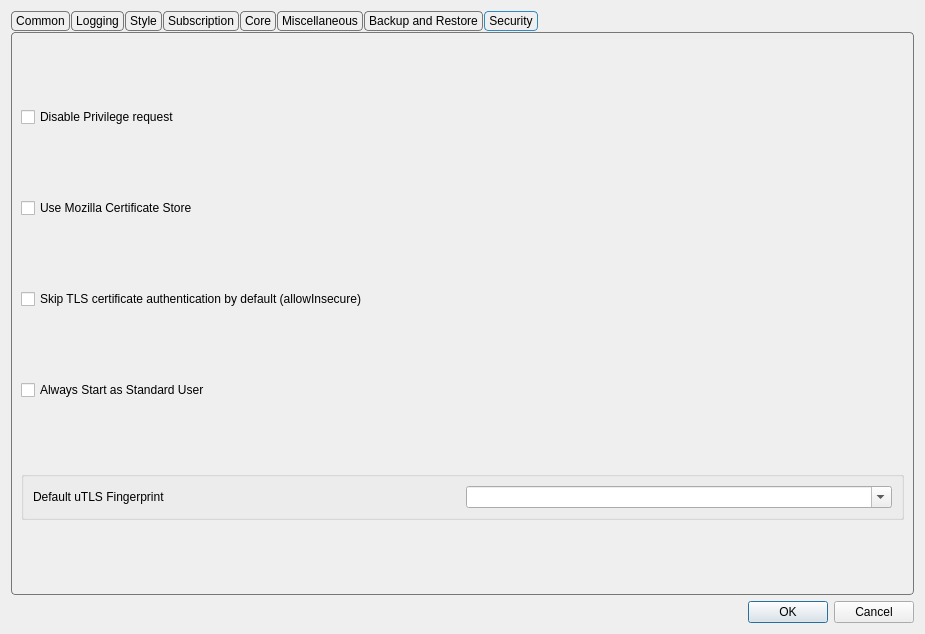
Qt form include/ui/setting/dialog_basic_settings.ui (oak83/throned) before a commit.
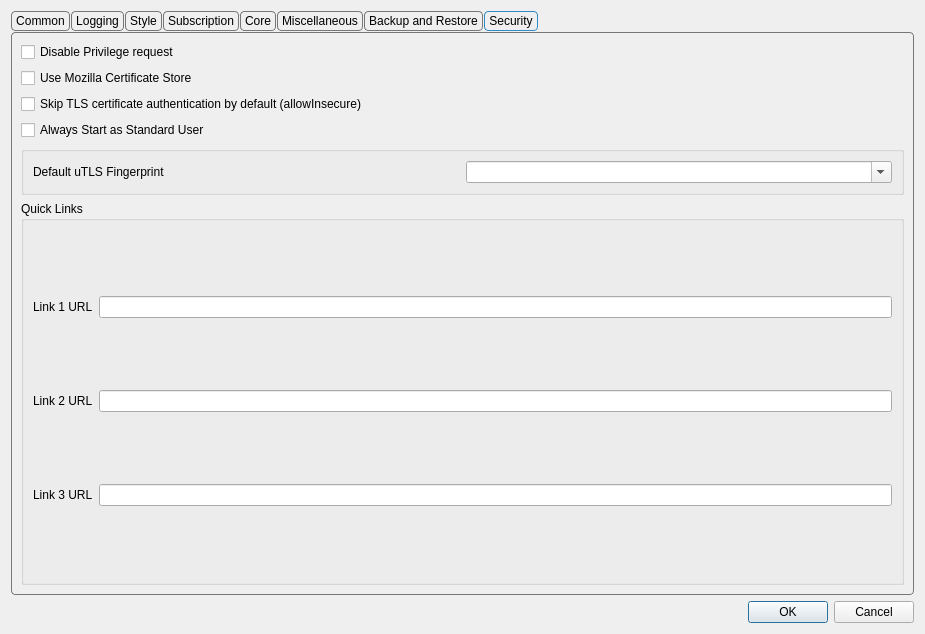
The same form after that commit. The open tabs and pages were chosen to show the change. Custom widgets are drawn as their Qt base class.

Commit message:
feat: add 3 configurable quick-link buttons to main window + settings
- mainwindow.ui: 3 QToolButton (Link 1/2/3) in top toolbar
- mainwindow.h: on_toolButton_linkN_clicked slots
- mainwindow_setup.cpp: connect + openUrl from settings
- SettingsRepo: quick_link_1/2/3 string fields
- dialog_basic_settings: Quick Links group with 3 URL fields

The edit to the form file:
```diff
--- a/include/ui/setting/dialog_basic_settings.ui
+++ b/include/ui/setting/dialog_basic_settings.ui
@@ -1773,6 +1773,45 @@
          </layout>
         </widget>
        </item>
+      <item>
+       <widget class="QGroupBox" name="groupBox_quicklinks">
+        <property name="title">
+         <string>Quick Links</string>
+        </property>
+        <layout class="QGridLayout" name="gridLayout_quicklinks">
+         <item row="0" column="0">
+          <widget class="QLabel" name="label_quicklink1">
+           <property name="text">
+            <string>Link 1 URL</string>
+           </property>
+          </widget>
+         </item>
+         <item row="0" column="1">
+          <widget class="QLineEdit" name="quick_link_1"/>
+         </item>
+         <item row="1" column="0">
+          <widget class="QLabel" name="label_quicklink2">
+           <property name="text">
+            <string>Link 2 URL</string>
+           </property>
+          </widget>
+         </item>
+         <item row="1" column="1">
+          <widget class="QLineEdit" name="quick_link_2"/>
+         </item>
+         <item row="2" column="0">
+          <widget class="QLabel" name="label_quicklink3">
+           <property name="text">
+            <string>Link 3 URL</string>
+           </property>
+          </widget>
+         </item>
+         <item row="2" column="1">
+          <widget class="QLineEdit" name="quick_link_3"/>
+         </item>
+        </layout>
+       </widget>
+      </item>
       </layout>
      </widget>
     </widget>
```
The commit also changes 6 other files.
